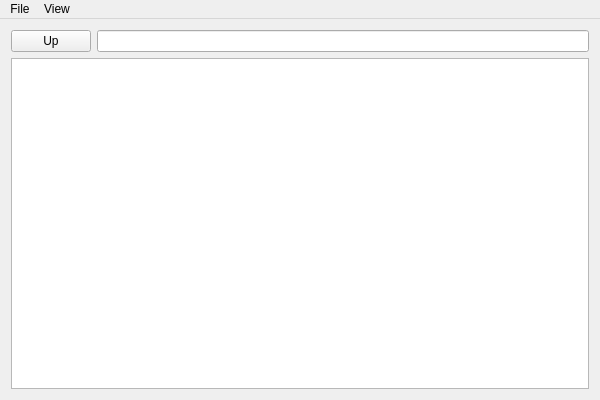
First picture: the form in src/mainwindow.ui, repository harmattan/cuteexplorer, before the edit.
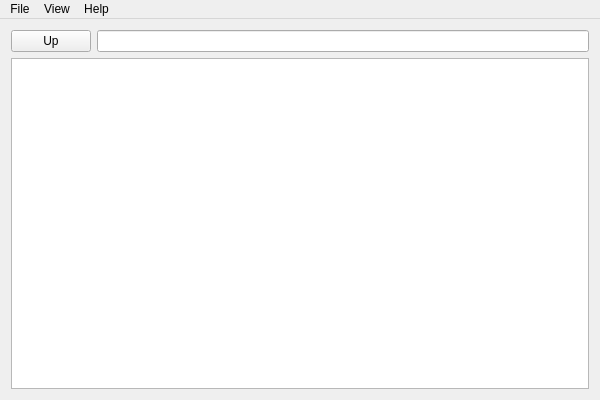
Second picture: the form after the edit. Custom widgets are drawn as their Qt base class.

Commit message: Added help and about dialogs and actions

Patch:
```diff
--- a/src/mainwindow.ui
+++ b/src/mainwindow.ui
@@ -82,8 +82,16 @@
     </property>
     <addaction name="actionExit"/>
    </widget>
+   <widget class="QMenu" name="menuHelp">
+    <property name="title">
+     <string>Help</string>
+    </property>
+    <addaction name="actionHelp"/>
+    <addaction name="actionAbout"/>
+   </widget>
    <addaction name="menuFile"/>
    <addaction name="menuView"/>
+   <addaction name="menuHelp"/>
   </widget>
   <action name="actionExit">
    <property name="text">
```
Left out of the diff: 10 changed lines with no effect on the pictures. The commit also changes 5 other files.
